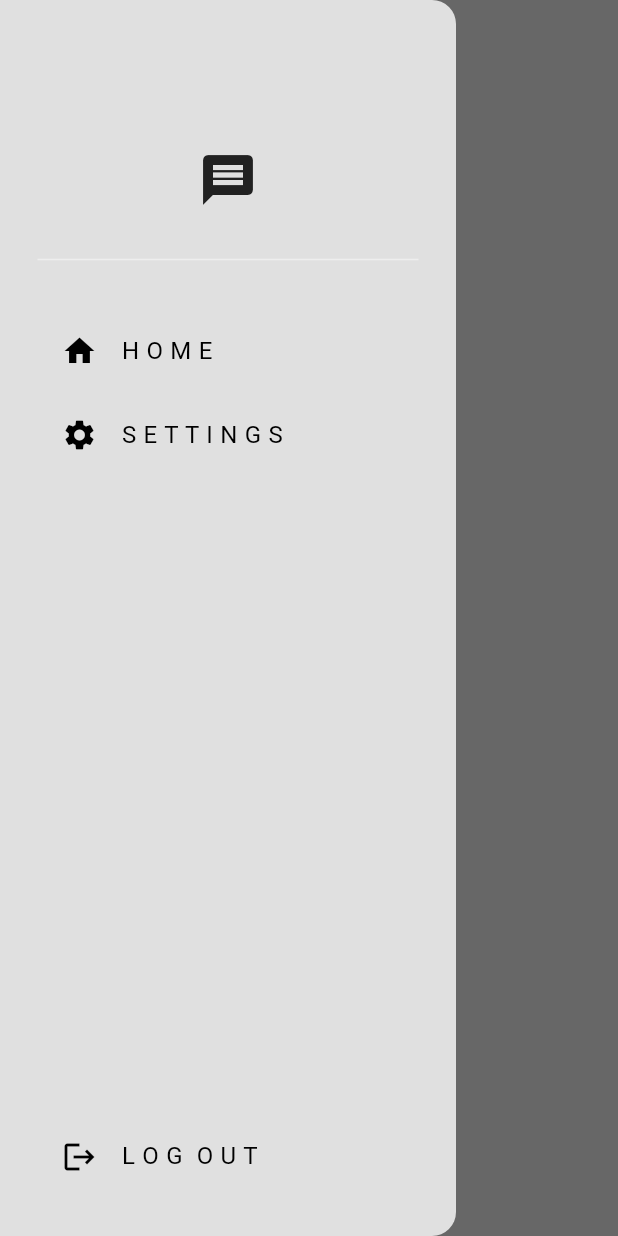
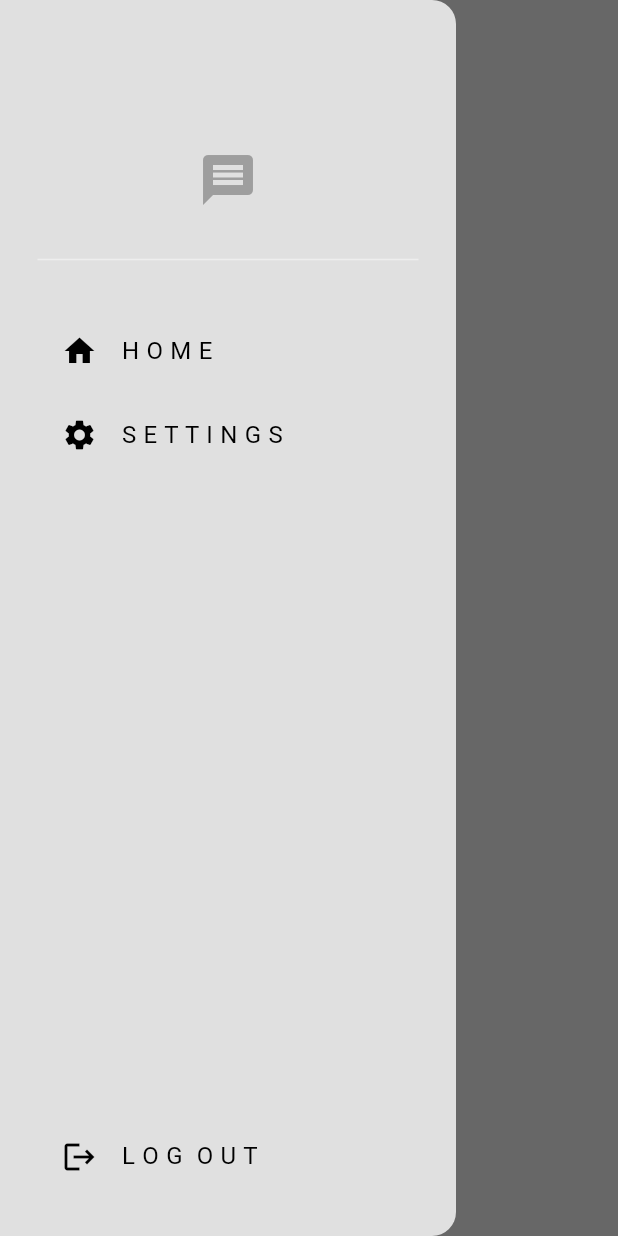
Before and after one commit to Darrylwin/minimal_chat, a Flutter app: the screen it shows once a user with an empty profile is signed in, with the side drawer open, on a phone screen of 412 x 824 dp. Run offline on Flutter 3.47's test engine with Material 3 defaults, Android fonts, the phone set to English and light mode, and no system bars; our stand-ins replace cloud_firestore, firebase_auth, firebase_core; accounts and stored records are empty.

Commit message:
color and size of icon message on drawer

```diff
--- a/lib/components/my_drawer.dart
+++ b/lib/components/my_drawer.dart
@@ -36,7 +36,7 @@ class MyDrawer extends StatelessWidget {
                 child: Icon(
                   Icons.message,
                   size: 40,
-                  color: Theme.of(context).colorScheme.inversePrimary,
+                  color: Theme.of(context).colorScheme.primary,
                 ),
               ),
 
```
